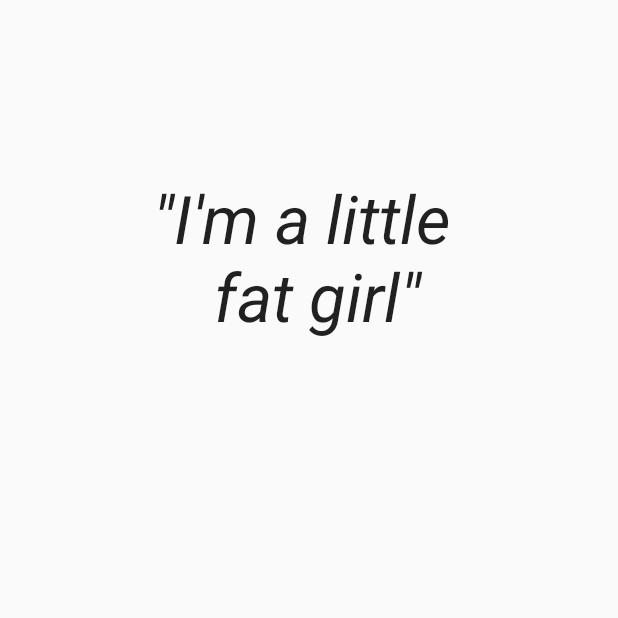
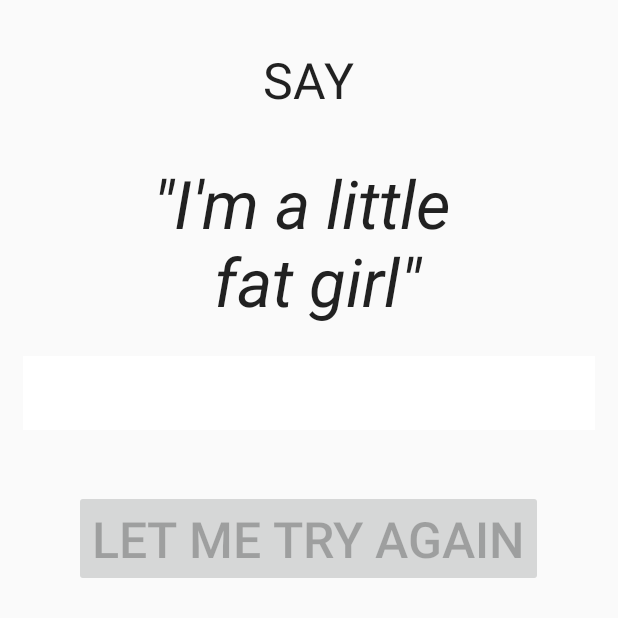
Before and after one commit to nickclaw/wtfu, an Android app: the ImALittleFatGirlActivity screen opened directly, with no data from a screen before it, on a phone screen of 412 x 824 dp, the top half of it. Run offline under Robolectric (Android 15) with nearby library versions, the phone set to English and light mode, and no system bars.

Commit message:
Force users to demean themselves

```diff
--- a/app/src/main/java/edu/washington/austindg/wtfu/wakeup/ImALittleFatGirlActivity.java
+++ b/app/src/main/java/edu/washington/austindg/wtfu/wakeup/ImALittleFatGirlActivity.java
@@ -11,15 +11,21 @@ import android.util.Log;
 import android.view.Menu;
 import android.view.MenuItem;
 import android.view.View;
+import android.widget.Button;
+import android.widget.Toast;
 
+import java.util.ArrayList;
+
+import edu.washington.austindg.wtfu.DeviceControl;
 import edu.washington.austindg.wtfu.R;
 
-public class ImALittleFatGirlActivity extends Activity implements RecognitionListener {
+public class ImALittleFatGirlActivity extends Activity implements RecognitionListener, View.OnClickListener {
 
     private static final String TAG = "ImALittleFatGirl";
 
     private SpeechRecognizer sr;
-    private View sayItView;
+    private boolean isListening = false;
+    private Button btn;
 
     @Override
     protected void onCreate(Bundle savedInstanceState) {
@@ -30,11 +36,26 @@ public class ImALittleFatGirlActivity extends Activity implements RecognitionLis
         sr = SpeechRecognizer.createSpeechRecognizer(this);
         sr.setRecognitionListener(this);
 
+        DeviceControl.pauseAlarmAudio();
+
         Intent intent = new Intent(RecognizerIntent.ACTION_RECOGNIZE_SPEECH);
         intent.putExtra(RecognizerIntent.EXTRA_LANGUAGE_MODEL,RecognizerIntent.LANGUAGE_MODEL_FREE_FORM);
         sr.startListening(intent);
+        isListening = true;
 
-        sayItView = (View) findViewById(R.id.textView);
+        btn = (Button) findViewById(R.id.tryAgainButton);
+        btn.setEnabled(false);
+        btn.setOnClickListener(this);
+    }
+
+    // click listener
+    public void onClick(View v) {
+        Intent intent = new Intent(RecognizerIntent.ACTION_RECOGNIZE_SPEECH);
+        intent.putExtra(RecognizerIntent.EXTRA_LANGUAGE_MODEL,RecognizerIntent.LANGUAGE_MODEL_FREE_FORM);
+        DeviceControl.pauseAlarmAudio();
+        sr.startListening(intent);
+        isListening = true;
+        btn.setEnabled(false);
     }
 
     //
@@ -44,7 +65,6 @@ public class ImALittleFatGirlActivity extends Activity implements RecognitionLis
     @Override
     public void onReadyForSpeech(Bundle bundle) {
         Log.i(TAG, "onReadyForSpeech");
-        sayItView.setVisibility(View.VISIBLE);
     }
 
     @Override
@@ -55,6 +75,24 @@ public class ImALittleFatGirlActivity extends Activity implements RecognitionLis
     @Override
     public void onResults(Bundle bundle) {
         Log.i(TAG, "onResults");
+        if (isListening) {
+            isListening = false;
+            btn.setEnabled(true);
+
+            ArrayList<String> results = bundle.getStringArrayList(SpeechRecognizer.RESULTS_RECOGNITION);
+            for(String s : results) {
+                Log.i(TAG, "Result: " + s);
+                if (s.contains("fat") && s.contains("little") && s.contains("girl")) {
+                    Log.i(TAG, "Worked!");
+                    DeviceControl.stopAlarmAudio();
+                    finish();
+                    sr.destroy();
+                    return;
+                }
+            }
+
+            DeviceControl.continueAlarmAudio();
+        }
     }
 
     @Override
@@ -75,6 +113,12 @@ public class ImALittleFatGirlActivity extends Activity implements RecognitionLis
     @Override
     public void onError(int code) {
         Log.i(TAG, "onError");
+        if (isListening) {
+            Toast.makeText(this, "Try again, fatty", Toast.LENGTH_SHORT).show();
+            isListening = false;
+            btn.setEnabled(true);
+            DeviceControl.continueAlarmAudio();
+        }
     }
 
     @Override
--- a/app/src/main/res/layout/activity_im_alittle_fat_girl.xml
+++ b/app/src/main/res/layout/activity_im_alittle_fat_girl.xml
@@ -7,6 +7,15 @@
     tools:context="edu.washington.austindg.wtfu.wakeup.ImALittleFatGirlActivity"
     android:orientation="vertical">
 
+    <TextView
+        android:layout_width="wrap_content"
+        android:layout_height="wrap_content"
+        android:textAppearance="?android:attr/textAppearanceLarge"
+        android:text="SAY"
+        android:id="@+id/textView2"
+        android:layout_gravity="center_horizontal"
+        android:textSize="15pt"
+        android:paddingTop="15dp" />
 
     <TextView
         android:layout_width="match_parent"
@@ -17,19 +26,26 @@
         android:layout_gravity="center_horizontal"
         android:textSize="20pt"
         android:textStyle="italic"
-        android:paddingTop="100dp"
+        android:paddingTop="30dp"
         android:elegantTextHeight="true"
         android:gravity="center" />
 
     <TextView
+        android:layout_width="match_parent"
+        android:layout_height="wrap_content"
+        android:textAppearance="?android:attr/textAppearanceLarge"
+        android:id="@+id/textView3"
+        android:padding="10dp"
+        android:layout_marginTop="20dp"
+        android:background="#ffffffff" />
+
+    <Button
         android:layout_width="wrap_content"
         android:layout_height="wrap_content"
-        android:textAppearance="?android:attr/textAppearanceLarge"
-        android:text="SAY IT"
-        android:id="@+id/textView2"
+        android:text="Let me try again"
+        android:id="@+id/tryAgainButton"
         android:layout_gravity="center_horizontal"
         android:textSize="15pt"
-        android:paddingTop="30dp"
-        android:visibility="invisible" />
+        android:layout_marginTop="40dp" />
 
 </LinearLayout>
```
